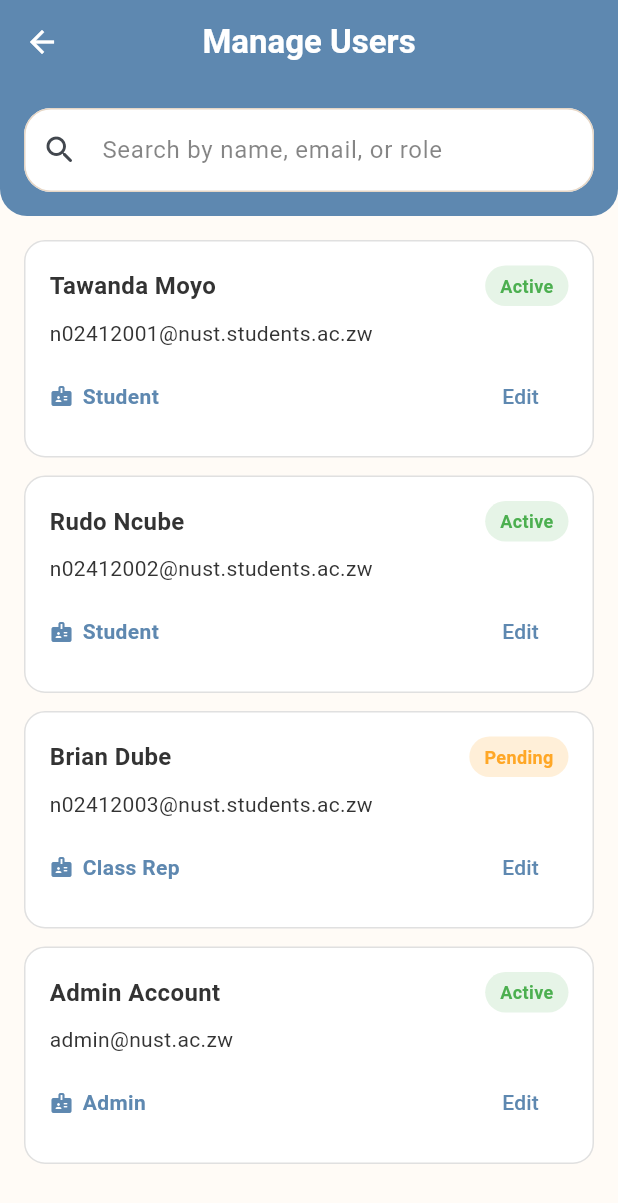
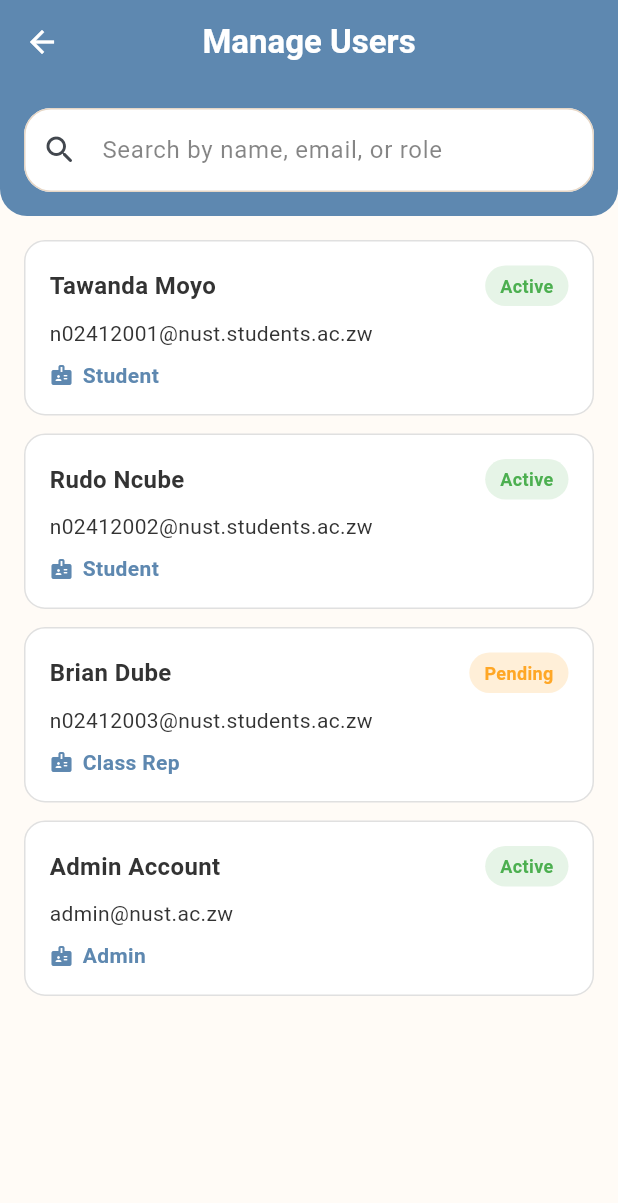
Before and after one commit to nigelberewere/campuseventsandtimetables, a Flutter app: the ManageUsersPage screen opened by its route, on a phone screen of 412 x 824 dp. Shown: the top 1203 px of the screen. Run offline on Flutter 3.47's test engine with Material 3 defaults, Android fonts, the phone set to English and light mode, and no system bars.

Commit message:
Made some changes

```diff
--- a/lib/pages/manage_users.dart
+++ b/lib/pages/manage_users.dart
@@ -195,17 +195,6 @@ class _UserCard extends StatelessWidget {
                   fontWeight: FontWeight.w600,
                 ),
               ),
-              const Spacer(),
-              TextButton(
-                onPressed: () {
-                  ScaffoldMessenger.of(context).showSnackBar(
-                    const SnackBar(
-                      content: Text('Edit user workflow coming soon.'),
-                    ),
-                  );
-                },
-                child: const Text('Edit'),
-              ),
             ],
           ),
         ],
```
